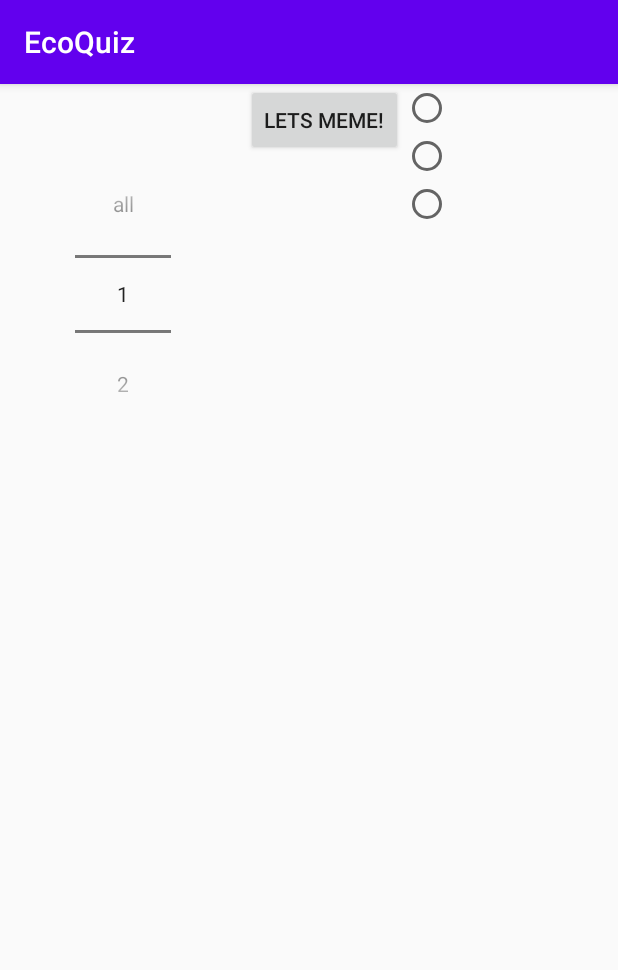
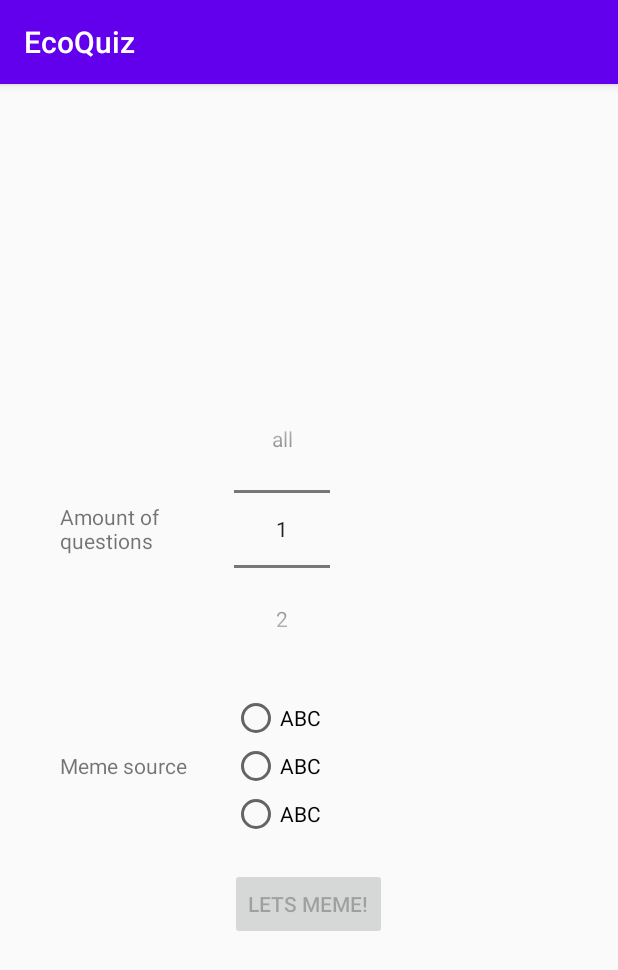
Before and after one commit to Fantajim/EcoQuiz, an Android app: the OptionMemeActivity screen opened directly, with no data from a screen before it, on a phone screen of 412 x 824 dp. Shown: the top 970 px of the screen. Run offline under Robolectric (Android 15) with nearby library versions, the phone set to English and light mode, and no system bars.

```diff
--- a/app/src/main/java/com/example/ecoquiz/OptionMemeActivity.java
+++ b/app/src/main/java/com/example/ecoquiz/OptionMemeActivity.java
@@ -4,6 +4,7 @@ import android.content.Intent;
 import android.support.v7.app.AppCompatActivity;
 import android.os.Bundle;
 import android.view.View;
+import android.widget.Button;
 import android.widget.NumberPicker;
 import android.widget.RadioButton;
 import android.widget.RadioGroup;
@@ -11,16 +12,23 @@ import android.widget.Toast;
 
 public class OptionMemeActivity extends AppCompatActivity {
 
+    public static final String SPINNERVALUE = "SpinnerValue";
     public static final String MEMESOURCE = "MemeSource";
     private static final String TAG = "OptionMemeActivity";
+    private NumberPicker picker;
+    private Button go;
+    private RadioGroup rg;
 
 
     @Override
     protected void onCreate(Bundle savedInstanceState) {
         super.onCreate(savedInstanceState);
         setContentView(R.layout.activity_option_meme);
+        go = findViewById(R.id.btn_meme_go);
+        go.setEnabled(false);
+        rg = findViewById(R.id.radio_group_meme);
 
-        final NumberPicker picker = findViewById(R.id.numberpicker_meme);
+        picker = findViewById(R.id.numberpicker_meme);
         picker.setMinValue(1);
         picker.setMaxValue(11);
         String[] pickerValues = new String[11];
@@ -29,17 +37,25 @@ public class OptionMemeActivity extends AppCompatActivity {
         }
         pickerValues[10] = "all";
         picker.setDisplayedValues(pickerValues);
+
+        rg.setOnCheckedChangeListener(new RadioGroup.OnCheckedChangeListener() {
+            @Override
+            public void onCheckedChanged(RadioGroup group, int checkedId) {
+                go.setEnabled(true);
+            }
+        });
+
     }
 
     public void onMemeStartClick(View view) {
 
-        RadioGroup rg = findViewById(R.id.radio_group_meme);
         int selectedRadioButtonId = rg.getCheckedRadioButtonId();
         if(selectedRadioButtonId !=-1) {
             Intent intent = new Intent(this, QuestionActivity.class);
             RadioButton selectedButton = findViewById(selectedRadioButtonId);
             String memeSource = selectedButton.getText().toString();
             intent.putExtra(MEMESOURCE, memeSource);
+            intent.putExtra(QuestionActivity.SPINNERVALUE, picker.getValue());
             startActivity(intent);
         }
         else {
--- a/app/src/main/res/layout/activity_option_meme.xml
+++ b/app/src/main/res/layout/activity_option_meme.xml
@@ -4,44 +4,85 @@
     xmlns:tools="http://schemas.android.com/tools"
     android:layout_width="match_parent"
     android:layout_height="match_parent"
+    android:orientation="vertical"
+    android:gravity="center"
+    android:padding="30dp"
     tools:context=".OptionMemeActivity">
 
+<LinearLayout
+    android:layout_width="match_parent"
+    android:layout_height="wrap_content"
+    android:orientation="horizontal"
+    android:gravity="left"
+    android:padding="10dp"
+    >
+
+    <TextView
+        android:layout_width="wrap_content"
+        android:layout_height="wrap_content"
+        android:layout_gravity="center"
+        android:text="@string/spinner_textview"
+        android:layout_marginEnd="10dp"
+        />
 
     <NumberPicker
         android:id="@+id/numberpicker_meme"
         android:layout_width="wrap_content"
         android:layout_height="wrap_content"
-        android:layout_margin="50dp"
+        android:layout_marginLeft="40dp"
         />
 
+</LinearLayout>
+
+    <LinearLayout
+        android:layout_width="match_parent"
+        android:layout_height="wrap_content"
+        android:gravity="left"
+        android:padding="10dp"
+        android:orientation="horizontal"
+        >
+
+        <TextView
+            android:layout_width="wrap_content"
+            android:layout_height="wrap_content"
+            android:text="@string/meme_textview_source"
+            android:layout_marginRight="10dp"
+            android:layout_gravity="center"
+            />
+
+    <RadioGroup
+        android:id="@+id/radio_group_meme"
+        android:layout_width="match_parent"
+        android:layout_height="wrap_content"
+        android:layout_marginLeft="20dp">
+
+        <RadioButton
+            android:id="@+id/radiobutton1"
+            android:layout_width="match_parent"
+            android:layout_height="wrap_content"
+            android:text="@string/radio_meme_option1"
+            />
+        <RadioButton
+            android:id="@+id/radiobutton2"
+            android:layout_width="match_parent"
+            android:layout_height="wrap_content"
+            android:text="@string/radio_meme_option2"
+            />
+        <RadioButton
+            android:id="@+id/radiobutton3"
+            android:layout_width="match_parent"
+            android:layout_height="wrap_content"
+            android:text="@string/radio_meme_option3"
+            />
+    </RadioGroup>
+    </LinearLayout>
     <Button
+        android:layout_marginTop="10dp"
         android:text="@string/btn_meme_go"
-        android:id="@+id/btn_classic_option_go"
+        android:id="@+id/btn_meme_go"
         android:layout_width="wrap_content"
         android:layout_height="wrap_content"
         android:onClick="onMemeStartClick"
         />
 
-    <RadioGroup
-        android:id="@+id/radio_group_meme"
-        android:layout_width="match_parent"
-        android:layout_height="wrap_content">
-
-        <RadioButton
-            android:id="@+id/radiobutton1"
-            android:layout_width="match_parent"
-            android:layout_height="wrap_content"
-            />
-        <RadioButton
-            android:id="@+id/radiobutton2"
-            android:layout_width="match_parent"
-            android:layout_height="wrap_content"
-            />
-        <RadioButton
-            android:id="@+id/radiobutton3"
-            android:layout_width="match_parent"
-            android:layout_height="wrap_content"
-            />
-    </RadioGroup>
-
 </LinearLayout>
--- a/app/src/main/res/values/strings.xml
+++ b/app/src/main/res/values/strings.xml
@@ -14,5 +14,7 @@
     <string name="radio_meme_option1">ABC</string>
     <string name="radio_meme_option2">ABC</string>
     <string name="radio_meme_option3">ABC</string>
+    <string name ="spinner_textview">Amount of\nquestions</string>
+    <string name ="meme_textview_source">Meme source</string>
 
 </resources>
```
Also changed, not shown: app/src/main/assets/economics_questions.json (+40 -0 lines), app/src/main/java/com/example/ecoquiz/OptionClassicActivity.java (+6 -2 lines), app/src/main/java/com/example/ecoquiz/QuestionActivity.java (+40 -3 lines), app/src/main/java/com/example/ecoquiz/QuestionFragment.java (+32 -44 lines), app/src/main/java/com/example/ecoquiz/QuestionListener.java (added, +7 -0 lines), app/src/main/res/layout/activity_option_classic.xml (+13 -0 lines).
